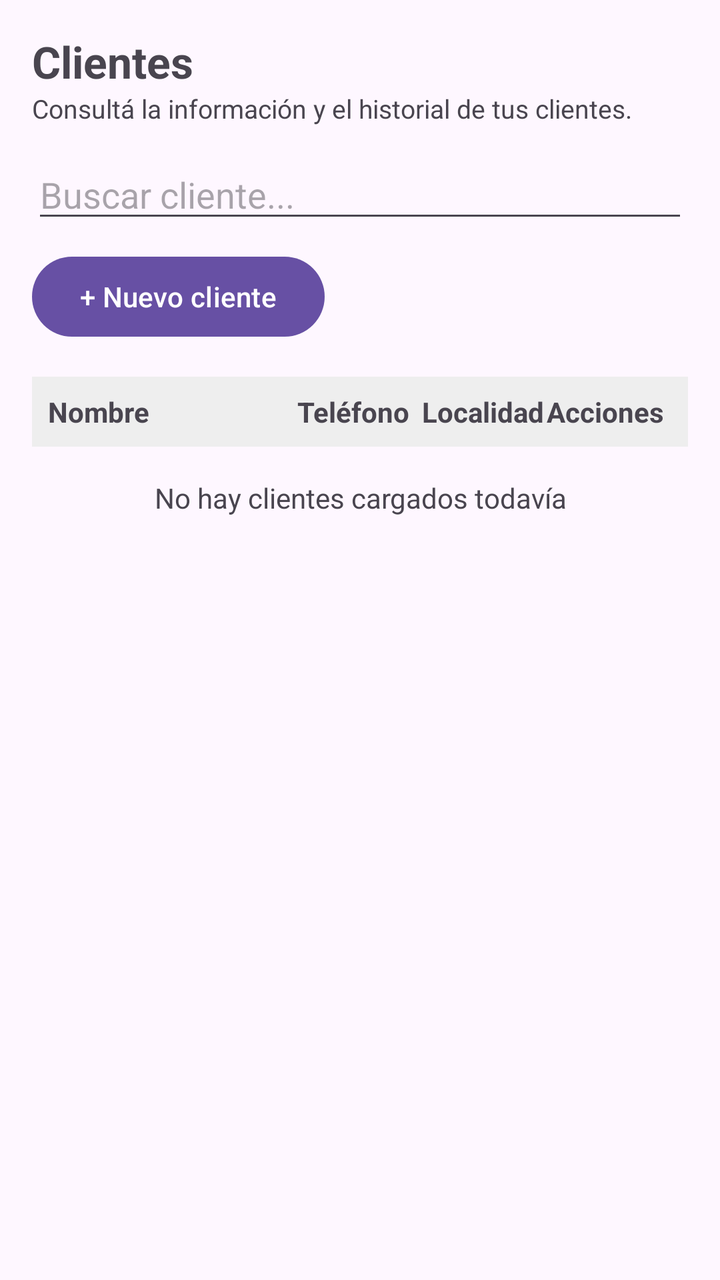
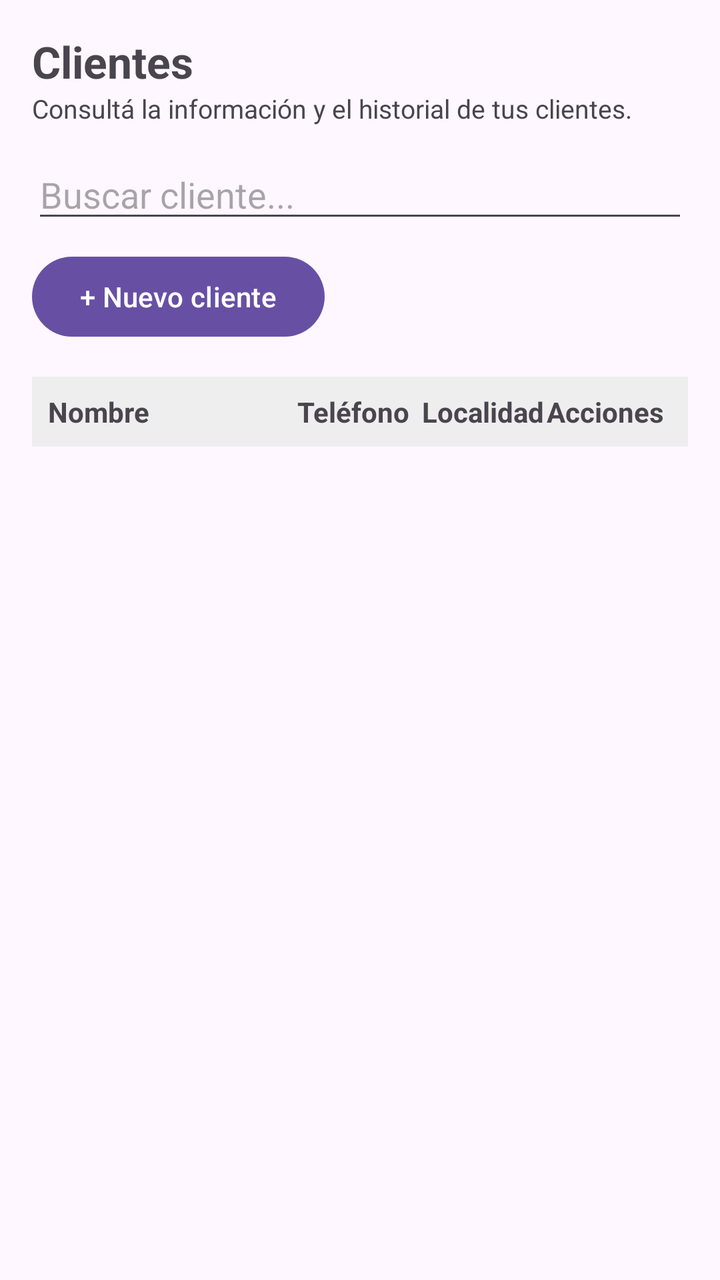

Screens rendered from an Android XML layout before and after an edit, with the pre-edit source and the edit as a unified diff.
<!-- AndroidManifest.xml: application theme Theme.Presupuestador -->
<!-- res/layout/fragment_clientes.xml -->
<?xml version="1.0" encoding="utf-8"?>
<LinearLayout xmlns:android="http://schemas.android.com/apk/res/android"
    android:layout_width="match_parent"
    android:layout_height="match_parent"
    android:orientation="vertical"
    android:padding="16dp">

    
    <TextView
        android:layout_width="wrap_content"
        android:layout_height="wrap_content"
        android:text="Clientes"
        android:textSize="22sp"
        android:textStyle="bold" />

    <TextView
        android:layout_width="wrap_content"
        android:layout_height="wrap_content"
        android:text="Consultá la información y el historial de tus clientes."
        android:textSize="13sp" />

    
    <EditText
        android:id="@+id/etBuscarCliente"
        android:layout_width="match_parent"
        android:layout_height="wrap_content"
        android:layout_marginTop="12dp"
        android:hint="Buscar cliente..."
        android:inputType="text"
        android:singleLine="true" />

    
    <Button
        android:id="@+id/btnNuevoCliente"
        android:layout_width="wrap_content"
        android:layout_height="wrap_content"
        android:layout_marginTop="8dp"
        android:text="+ Nuevo cliente" />

    
    <LinearLayout
        android:layout_width="match_parent"
        android:layout_height="wrap_content"
        android:layout_marginTop="16dp"
        android:orientation="horizontal"
        android:background="#EEEEEE"
        android:padding="8dp">

        <TextView
            android:layout_width="0dp"
            android:layout_height="wrap_content"
            android:layout_weight="2"
            android:text="Nombre"
            android:textStyle="bold" />

        <TextView
            android:layout_width="0dp"
            android:layout_height="wrap_content"
            android:layout_weight="1"
            android:text="Teléfono"
            android:textStyle="bold" />

        <TextView
            android:layout_width="0dp"
            android:layout_height="wrap_content"
            android:layout_weight="1"
            android:text="Localidad"
            android:textStyle="bold" />

        <TextView
            android:layout_width="0dp"
            android:layout_height="wrap_content"
            android:layout_weight="1"
            android:text="Acciones"
            android:textStyle="bold" />
    </LinearLayout>

    
    <TextView
        android:id="@+id/txtSinDatosClientes"
        android:layout_width="match_parent"
        android:layout_height="wrap_content"
        android:layout_marginTop="16dp"
        android:gravity="center"
        android:text="No hay clientes cargados todavía"
        android:textSize="14sp" />

</LinearLayout>
<!-- resources referenced by this layout -->
<resources>
  <style name="Theme.Presupuestador" parent="Base.Theme.Presupuestador" />
  <style name="Base.Theme.Presupuestador" parent="Theme.Material3.DayNight.NoActionBar">
          
          
      </style>
</resources>

<!-- the commit's change to res/layout/fragment_clientes.xml (unified diff, before → after) -->
@@ -76,13 +76,11 @@
     </LinearLayout>
 
     
-    <TextView
-        android:id="@+id/txtSinDatosClientes"
+    <androidx.recyclerview.widget.RecyclerView
+        android:id="@+id/recyclerClientes"
         android:layout_width="match_parent"
-        android:layout_height="wrap_content"
-        android:layout_marginTop="16dp"
-        android:gravity="center"
-        android:text="No hay clientes cargados todavía"
-        android:textSize="14sp" />
+        android:layout_height="0dp"
+        android:layout_weight="1"
+        android:layout_marginTop="8dp" />
 
 </LinearLayout>
